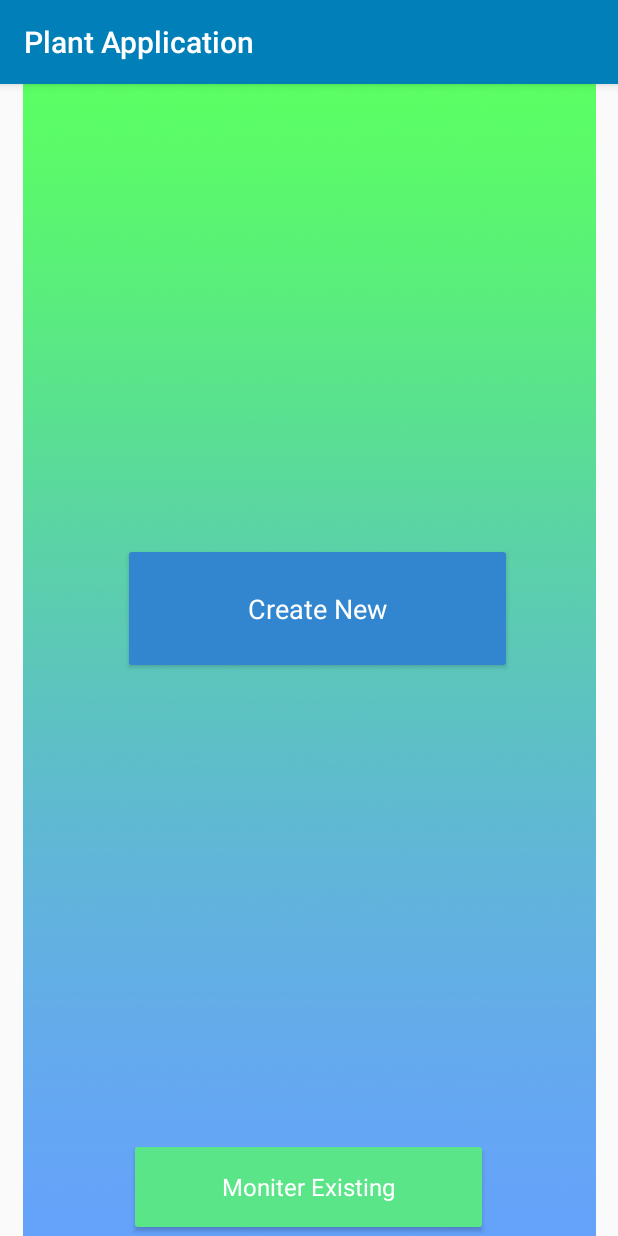
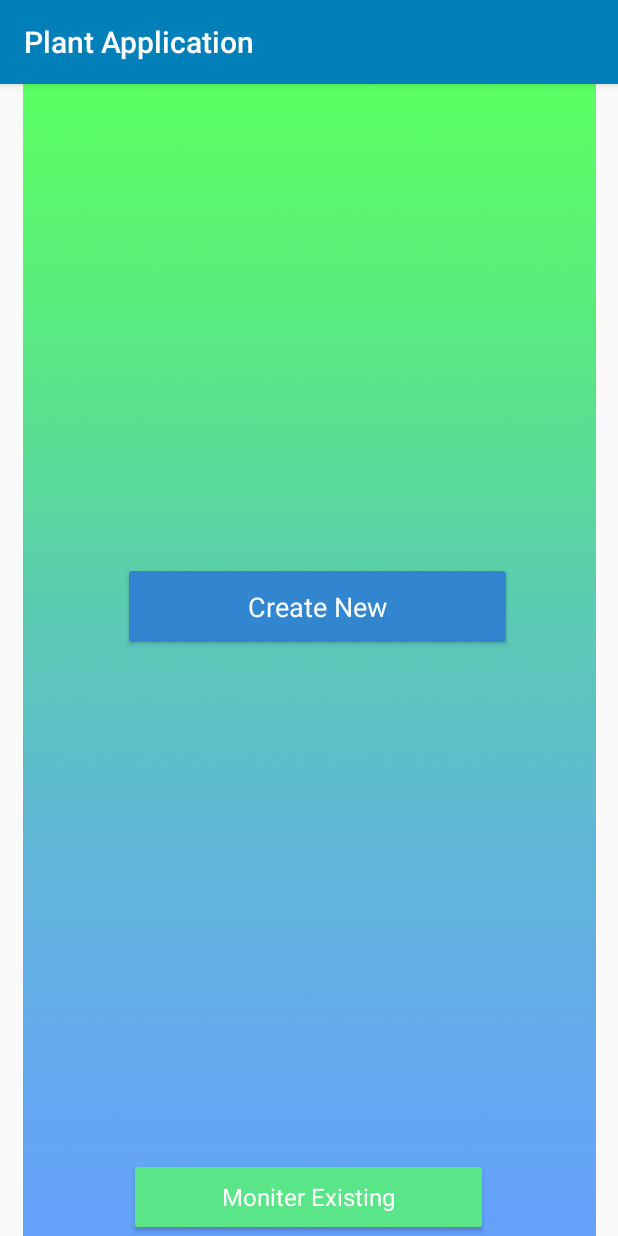
Before and after one commit to moenthelawn/Plant-Application-, an Android app: the screen it shows after launch (Login), on a phone screen of 412 x 824 dp. Run offline under Robolectric (Android 15) with nearby library versions, the phone set to English and light mode, and no system bars.

Commit message:
Fixing the homepage menu

```diff
--- a/app/src/main/res/layout/activity_login.xml
+++ b/app/src/main/res/layout/activity_login.xml
@@ -21,7 +21,7 @@
         android:id="@+id/button4"
         style="@style/Widget.MaterialComponents.TextInputLayout.OutlinedBox.Dense"
         android:layout_width="259dp"
-        android:layout_height="87dp"
+        android:layout_height="59dp"
         android:layout_marginStart="8dp"
         android:layout_marginLeft="8dp"
         android:layout_marginEnd="8dp"
@@ -42,7 +42,7 @@
         android:id="@+id/button2"
         style="@style/Widget.MaterialComponents.TextInputLayout.OutlinedBox.Dense"
         android:layout_width="239dp"
-        android:layout_height="65dp"
+        android:layout_height="52dp"
         android:layout_marginStart="8dp"
         android:layout_marginLeft="8dp"
         android:layout_marginEnd="6dp"
```
